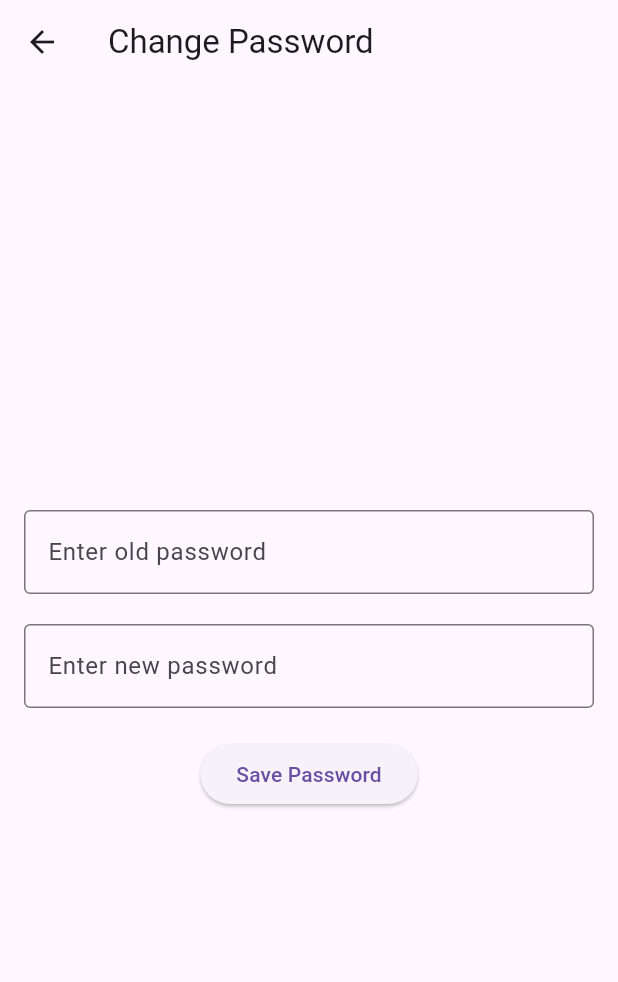
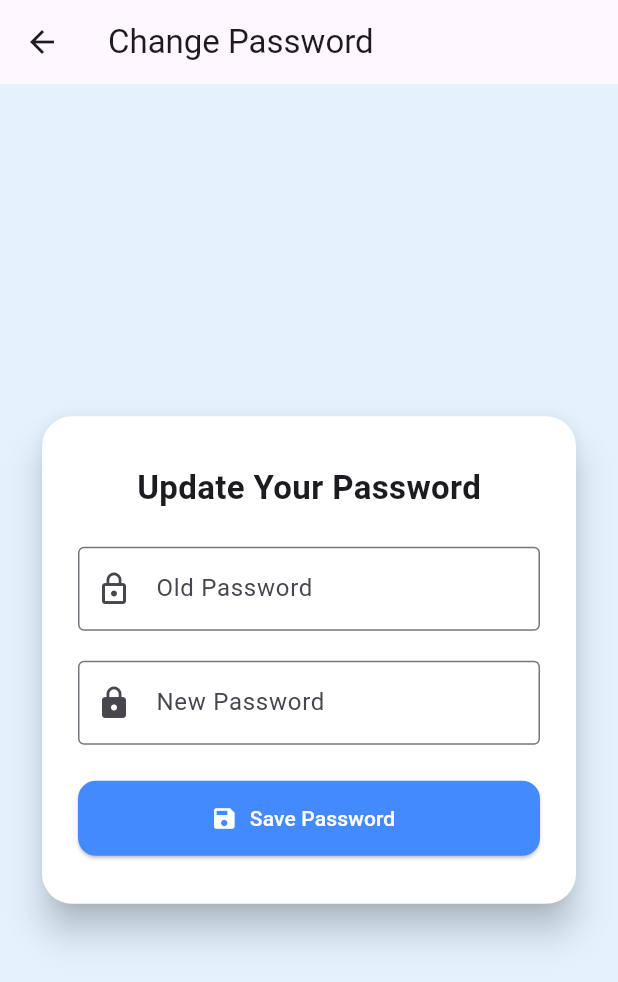
Before and after one commit to vimalkaveri/sms_app, a Flutter app: the screen it shows after launch, after a tap on "Change Password?", on a phone screen of 412 x 824 dp. Shown: the top 982 px of the screen. Run offline on Flutter 3.47's test engine with Material 3 defaults, Android fonts, the phone set to English and light mode, and no system bars; our stand-ins replace permission_handler, shared_preferences; missing offline and left inert: flutter_pdfview, telephony.

Commit message:
This is the final code and the solution for the forgotten password issue.

```diff
--- a/lib/menu/change_password_screen.dart
+++ b/lib/menu/change_password_screen.dart
@@ -12,23 +12,26 @@ class _ChangePasswordScreenState extends State<ChangePasswordScreen> {
   final TextEditingController _oldPasswordController = TextEditingController();
   final TextEditingController _newPasswordController = TextEditingController();
 
-  Future<void> _saveNewPassword() async {
+  Future<void> _changePassword() async {
     final oldPassword = _oldPasswordController.text.trim();
     final newPassword = _newPasswordController.text.trim();
 
-    if (newPassword.isEmpty) {
+    if (oldPassword.isEmpty || newPassword.isEmpty) {
       ScaffoldMessenger.of(context).showSnackBar(
-        const SnackBar(content: Text('New password cannot be empty')),
+        const SnackBar(content: Text('Please fill in both fields.')),
       );
       return;
     }
 
     final prefs = await SharedPreferences.getInstance();
-    final storedPassword = prefs.getString('app_password') ?? '';
 
-    if (storedPassword != oldPassword) {
+    // If password doesn't exist, initialize it to "1234"
+    String storedPassword = prefs.getString('app_password') ?? '1234';
+    await prefs.setString('app_password', storedPassword); // Ensure it's saved
+
+    if (oldPassword != storedPassword) {
       ScaffoldMessenger.of(context).showSnackBar(
-        const SnackBar(content: Text('Old password is incorrect')),
+        const SnackBar(content: Text('Old password is incorrect.')),
       );
       return;
     }
@@ -36,27 +39,55 @@ class _ChangePasswordScreenState extends State<ChangePasswordScreen> {
     await prefs.setString('app_password', newPassword);
 
     ScaffoldMessenger.of(context).showSnackBar(
-      const SnackBar(content: Text('Password changed successfully')),
+      const SnackBar(content: Text('Password changed successfully.')),
     );
 
-    Navigator.pop(context);
+    _oldPasswordController.clear();
+    _newPasswordController.clear();
+
+    Navigator.pop(context); // Go back to login or previous screen
+  }
+
+  @override
+  void dispose() {
+    _oldPasswordController.dispose();
+    _newPasswordController.dispose();
+    super.dispose();
   }
 
   @override
   Widget build(BuildContext context) {
+    final isDark = Theme.of(context).brightness == Brightness.dark;
+
     return Scaffold(
-      appBar: AppBar(title: const Text("Change Password")),
-      body: Padding(
-        padding: const EdgeInsets.all(16),
+      appBar: AppBar(
+        title: const Text("Change Password"),
+      ),
+      backgroundColor: isDark ? Colors.black : Colors.blue.shade50,
+      body: Center(
+        child: SingleChildScrollView(
+          padding: const EdgeInsets.all(24.0),
+          child: Card(
+            elevation: 10,
+            shape: RoundedRectangleBorder(borderRadius: BorderRadius.circular(20)),
+            color: isDark ? Colors.grey.shade900 : Colors.white,
+            child: Padding(
+              padding: const EdgeInsets.symmetric(horizontal: 24, vertical: 32),
               child: Column(
-          mainAxisAlignment: MainAxisAlignment.center,
+                mainAxisSize: MainAxisSize.min,
                 children: [
+                  const Text(
+                    "Update Your Password",
+                    style: TextStyle(fontSize: 22, fontWeight: FontWeight.bold),
+                  ),
+                  const SizedBox(height: 24),
                   TextField(
                     controller: _oldPasswordController,
                     obscureText: true,
                     decoration: const InputDecoration(
-                labelText: "Enter old password",
+                      labelText: "Old Password",
                       border: OutlineInputBorder(),
+                      prefixIcon: Icon(Icons.lock_outline),
                     ),
                   ),
                   const SizedBox(height: 20),
@@ -64,16 +95,29 @@ class _ChangePasswordScreenState extends State<ChangePasswordScreen> {
                     controller: _newPasswordController,
                     obscureText: true,
                     decoration: const InputDecoration(
-                labelText: "Enter new password",
+                      labelText: "New Password",
                       border: OutlineInputBorder(),
+                      prefixIcon: Icon(Icons.lock),
                     ),
                   ),
-            const SizedBox(height: 20),
-            ElevatedButton(
-              onPressed: _saveNewPassword,
-              child: const Text("Save Password"),
+                  const SizedBox(height: 24),
+                  ElevatedButton.icon(
+                    onPressed: _changePassword,
+                    icon: const Icon(Icons.save),
+                    label: const Text("Save Password"),
+                    style: ElevatedButton.styleFrom(
+                      minimumSize: const Size(double.infinity, 50),
+                      backgroundColor: Colors.blueAccent,
+                      foregroundColor: Colors.white,
+                      shape: RoundedRectangleBorder(
+                        borderRadius: BorderRadius.circular(12),
+                      ),
+                    ),
                   ),
                 ],
+              ),
+            ),
+          ),
         ),
       ),
     );
--- a/lib/menu/welcome_screen.dart
+++ b/lib/menu/welcome_screen.dart
@@ -3,12 +3,33 @@ import 'package:shared_preferences/shared_preferences.dart';
 import 'device_manager_screen.dart';
 import 'change_password_screen.dart';
 
-class WelcomeScreen extends StatelessWidget {
+class WelcomeScreen extends StatefulWidget {
   const WelcomeScreen({super.key});
 
-  static final TextEditingController _passwordController = TextEditingController();
+  @override
+  State<WelcomeScreen> createState() => _WelcomeScreenState();
+}
 
-  Future<void> _login(BuildContext context) async {
+class _WelcomeScreenState extends State<WelcomeScreen> {
+  final TextEditingController _passwordController = TextEditingController();
+
+  @override
+  void initState() {
+    super.initState();
+    _initializePassword();
+  }
+
+  Future<void> _initializePassword() async {
+    final prefs = await SharedPreferences.getInstance();
+    final savedPassword = prefs.getString('app_password');
+
+    // Set default password only if not set
+    if (savedPassword == null) {
+      await prefs.setString('app_password', '1234');
+    }
+  }
+
+  Future<void> _login() async {
     String enteredPassword = _passwordController.text.trim();
     final prefs = await SharedPreferences.getInstance();
     final savedPassword = prefs.getString('app_password') ?? '1234';
@@ -23,6 +44,12 @@ class WelcomeScreen extends StatelessWidget {
         const SnackBar(content: Text('Incorrect Password')),
       );
     }
+  }
+
+  @override
+  void dispose() {
+    _passwordController.dispose();
+    super.dispose();
   }
 
   @override
@@ -77,7 +104,7 @@ class WelcomeScreen extends StatelessWidget {
                   ),
                   const SizedBox(height: 24),
                   ElevatedButton.icon(
-                    onPressed: () => _login(context),
+                    onPressed: _login,
                     icon: const Icon(Icons.login),
                     label: const Text('Login'),
                     style: ElevatedButton.styleFrom(
--- a/lib/pages/zone_set.dart
+++ b/lib/pages/zone_set.dart
@@ -107,7 +107,7 @@ class _ZoneSetState extends State<ZoneSetPage> {
                   children: [
                     _buildActionButton("Enable All", "SENBA", icon: Icons.select_all),
                     _buildActionButton("Zone 1", "SENB 1", icon: Icons.looks_one),
-                    _buildActionButton("Zone 2", "SENB2", icon: Icons.looks_two),
+                    _buildActionButton("Zone 2", "SENB 2", icon: Icons.looks_two),
                   ],
                 ),
               ],
```
Lines whose indentation alone changed are shown as unchanged.
